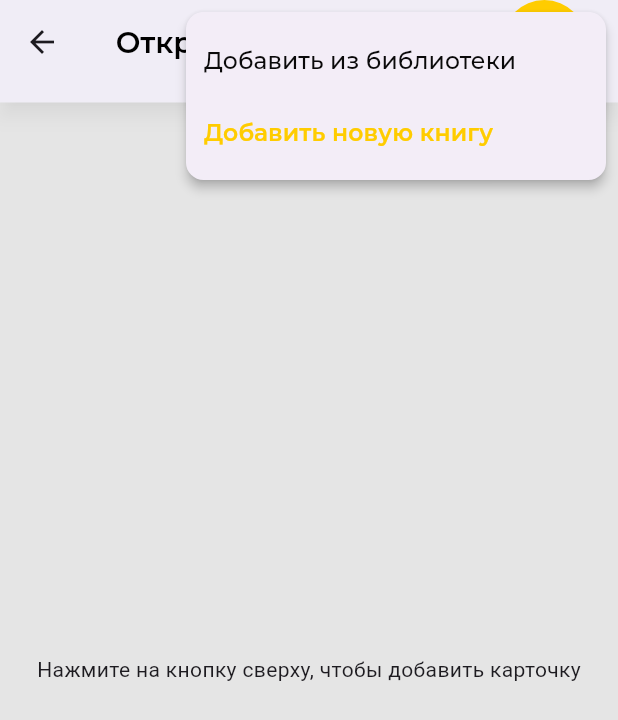
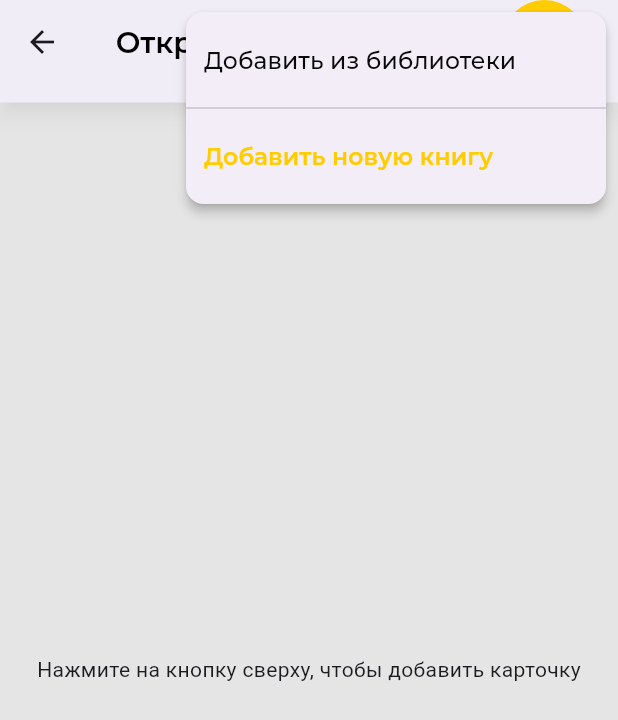
Before and after one commit to theivmatic/books_app, a Flutter app: the OpenedBooksScreen screen opened directly, after a tap on the "add" icon, on a phone screen of 412 x 824 dp. Shown: the top 720 px of the screen. Run offline on Flutter 3.47's test engine with Material 3 defaults, Android fonts, the phone set to English and light mode, and no system bars; our stand-ins replace device_preview, equatable, flutter_bloc, flutter_screenutil, google_fonts, in_app_review and 1 more; missing offline and left inert: cupertino_modal_sheet, linear_progress_bar; accounts and stored records are empty.

Commit message:
added divider to showMenu widget in openedBooks screen

```diff
--- a/lib/src/feature/opened_books/presentation/screens/opened_books.dart
+++ b/lib/src/feature/opened_books/presentation/screens/opened_books.dart
@@ -47,7 +47,7 @@ class _OpenedBooksScreenState extends State<OpenedBooksScreen> {
       appBar: CustomAppBar(
         title: 'Открытые книги',
         onPressed: () {
-          showMenu(
+          showMenu<Widget>(
             context: context,
             position: const RelativeRect.fromLTRB(1, 0, 0, 0),
             shape: RoundedRectangleBorder(
@@ -165,6 +165,7 @@ class _OpenedBooksScreenState extends State<OpenedBooksScreen> {
                   style: TextStyles.popupItemText,
                 ),
               ),
+              const PopupMenuDivider(),
               PopupMenuItem<Widget>(
                 onTap: () {
                   Navigator.of(context).push(
```
Also changed, not shown: lib/src/feature/library/presentation/widgets/card_options.dart (+9 -3 lines).
